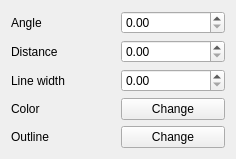
Old version of the form src/ui/symbollayer/widget_linepatternfill.ui in the repository qgis/QGIS.
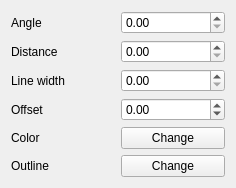
New version of the form.

Commit message: [FEATURE]: offset for line pattern symbols

```diff
--- a/src/ui/symbollayer/widget_linepatternfill.ui
+++ b/src/ui/symbollayer/widget_linepatternfill.ui
@@ -56,34 +56,48 @@
      </property>
     </widget>
    </item>
-   <item row="3" column="0">
+   <item row="4" column="0">
     <widget class="QLabel" name="mColorLabel">
      <property name="text">
       <string>Color</string>
      </property>
     </widget>
    </item>
-   <item row="3" column="1">
+   <item row="4" column="1">
     <widget class="QPushButton" name="mColorPushButton">
      <property name="text">
       <string>Change</string>
      </property>
     </widget>
    </item>
-   <item row="4" column="0">
+   <item row="5" column="0">
     <widget class="QLabel" name="mOutlineLabel">
      <property name="text">
       <string>Outline</string>
      </property>
     </widget>
    </item>
-   <item row="4" column="1">
+   <item row="5" column="1">
     <widget class="QPushButton" name="mOutlinePushButton">
      <property name="text">
       <string>Change</string>
      </property>
     </widget>
    </item>
+   <item row="3" column="0">
+    <widget class="QLabel" name="mOffsetLabel">
+     <property name="text">
+      <string>Offset</string>
+     </property>
+    </widget>
+   </item>
+   <item row="3" column="1">
+    <widget class="QDoubleSpinBox" name="mOffsetSpinBox">
+     <property name="minimum">
+      <double>-99.000000000000000</double>
+     </property>
+    </widget>
+   </item>
   </layout>
  </widget>
  <resources/>
```
The commit also changes 10 other files.
